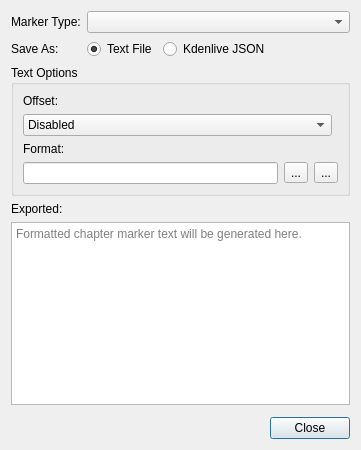
Old version of the form src/ui/exportguidesdialog_ui.ui in the repository KDE/kdenlive.
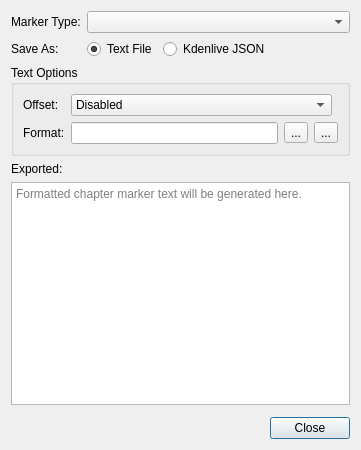
New version of the form. Icons and pictures are not drawn. Custom widgets are drawn as their Qt base class.

Commit message:
Some improvements for guide export
- Don't show YouTube message for JSON export
- Fix Layout
- Add placeholder for category name
- Fix detection of minimum chapter length for YouTube

```diff
--- a/src/ui/exportguidesdialog_ui.ui
+++ b/src/ui/exportguidesdialog_ui.ui
@@ -76,8 +76,8 @@
      <property name="flat">
       <bool>false</bool>
      </property>
-     <layout class="QVBoxLayout" name="verticalLayout">
-      <item>
+     <layout class="QFormLayout" name="formLayout">
+      <item row="0" column="0">
        <widget class="QLabel" name="label_4">
         <property name="sizePolicy">
          <sizepolicy hsizetype="Maximum" vsizetype="Preferred">
@@ -90,46 +90,14 @@
         </property>
        </widget>
       </item>
-      <item>
-       <layout class="QHBoxLayout" name="horizontalLayout">
-        <item>
-         <widget class="QComboBox" name="offsetTimeComboBox">
-          <property name="sizePolicy">
-           <sizepolicy hsizetype="MinimumExpanding" vsizetype="Fixed">
-            <horstretch>0</horstretch>
-            <verstretch>0</verstretch>
-           </sizepolicy>
-          </property>
-          <item>
-           <property name="text">
-            <string>Disabled</string>
-           </property>
-          </item>
-          <item>
-           <property name="text">
-            <string>Add</string>
-           </property>
-          </item>
-          <item>
-           <property name="text">
-            <string>Subtract</string>
-           </property>
-          </item>
-         </widget>
-        </item>
-        <item>
-         <widget class="TimecodeDisplay" name="offsetTimeSpinbox"/>
-        </item>
-       </layout>
-      </item>
-      <item>
+      <item row="2" column="0">
        <widget class="QLabel" name="label">
         <property name="text">
          <string>Format:</string>
         </property>
        </widget>
       </item>
-      <item>
+      <item row="2" column="1">
        <layout class="QHBoxLayout" name="horizontalLayout_2">
         <item>
          <widget class="QLineEdit" name="formatEdit"/>
@@ -167,6 +135,38 @@
         </item>
        </layout>
       </item>
+      <item row="0" column="1">
+       <layout class="QHBoxLayout" name="horizontalLayout">
+        <item>
+         <widget class="QComboBox" name="offsetTimeComboBox">
+          <property name="sizePolicy">
+           <sizepolicy hsizetype="MinimumExpanding" vsizetype="Fixed">
+            <horstretch>0</horstretch>
+            <verstretch>0</verstretch>
+           </sizepolicy>
+          </property>
+          <item>
+           <property name="text">
+            <string>Disabled</string>
+           </property>
+          </item>
+          <item>
+           <property name="text">
+            <string>Add</string>
+           </property>
+          </item>
+          <item>
+           <property name="text">
+            <string>Subtract</string>
+           </property>
+          </item>
+         </widget>
+        </item>
+        <item>
+         <widget class="TimecodeDisplay" name="offsetTimeSpinbox"/>
+        </item>
+       </layout>
+      </item>
      </layout>
     </widget>
    </item>
@@ -225,17 +225,17 @@
    <extends>QWidget</extends>
    <header>widgets/timecodedisplay.h</header>
   </customwidget>
-  <customwidget>
-   <class>MarkerCategoryChooser</class>
-   <extends>QComboBox</extends>
-   <header>widgets/markercategorychooser.h</header>
-  </customwidget>
   <customwidget>
    <class>KMessageWidget</class>
    <extends>QFrame</extends>
    <header>kmessagewidget.h</header>
    <container>1</container>
   </customwidget>
+  <customwidget>
+   <class>MarkerCategoryChooser</class>
+   <extends>QComboBox</extends>
+   <header>widgets/markercategorychooser.h</header>
+  </customwidget>
  </customwidgets>
  <resources/>
  <connections>
```
Left out of the diff: 2 changed lines with no effect on the pictures. The commit also changes 1 other file.
